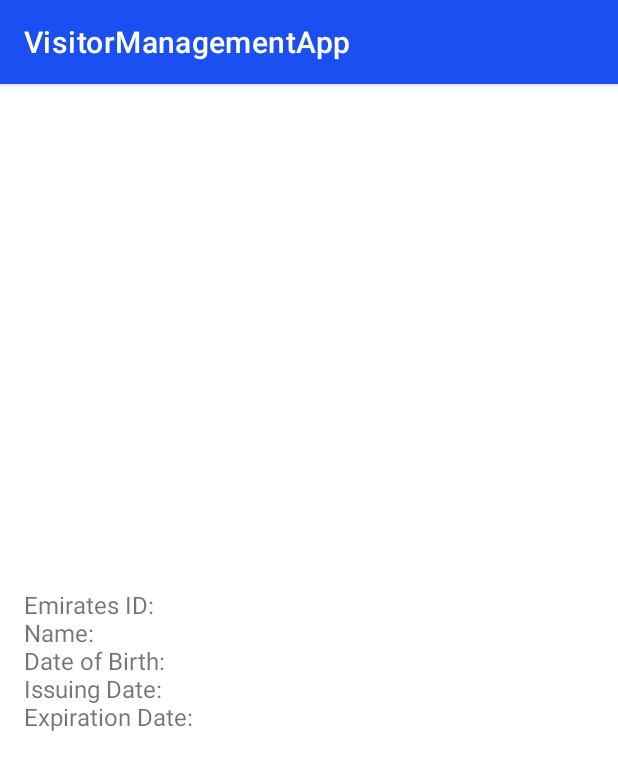
After one commit to chnazim/VisitorManagementApp, an Android app: the DisplayDetail screen opened directly, with no data from a screen before it, on a phone screen of 412 x 824 dp. The commit adds this screen. Shown: the top 770 px of the screen. Run offline under Robolectric (Android 15) with nearby library versions, the phone set to English and light mode, and no system bars.

Commit message:
latest commit 11 nov 2024

```diff
--- /dev/null
+++ b/app/src/main/java/com/bennellin/app/visitormanagementapp/activity/DisplayDetail.kt
@@ -0,0 +1,128 @@
+package com.bennellin.app.visitormanagementapp.activity
+
+import android.os.Bundle
+import android.util.Log
+import androidx.activity.enableEdgeToEdge
+import androidx.appcompat.app.AppCompatActivity
+import androidx.core.view.ViewCompat
+import androidx.core.view.WindowInsetsCompat
+import com.bennellin.app.visitormanagementapp.R
+import com.bennellin.app.visitormanagementapp.databinding.ActivityDisplayDetailBinding
+
+class DisplayDetail : AppCompatActivity() {
+
+    private lateinit var binding: ActivityDisplayDetailBinding
+    override fun onCreate(savedInstanceState: Bundle?) {
+        super.onCreate(savedInstanceState)
+        binding = ActivityDisplayDetailBinding.inflate(layoutInflater)
+        setContentView(binding.root)
+        enableEdgeToEdge()
+//        setContentView(R.layout.activity_display_detail)
+        ViewCompat.setOnApplyWindowInsetsListener(findViewById(R.id.main)) { v, insets ->
+            val systemBars = insets.getInsets(WindowInsetsCompat.Type.systemBars())
+            v.setPadding(systemBars.left, systemBars.top, systemBars.right, systemBars.bottom)
+            insets
+        }
+
+
+        val recognizedText = intent.getStringExtra("recognized_text") ?: ""
+        val linesList: List<String> =
+            recognizedText.split("\n").map { it.trim() }.filter { it.isNotEmpty() }
+
+        binding.textViewRecognizedData.text = extractEmiratesIdDetails(linesList)
+    }
+
+
+
+    private fun extractEmiratesIdDetails(lines: List<String>): String {
+        var emiratesId = ""
+        var name = ""
+        var dateOfBirth = ""
+        var issuingDate = ""
+        var expirationDate = ""
+
+        // Regex for extracting Emirates ID (adjusted for more flexibility)
+        val idRegex = Regex("\\d{3}-\\d{4}-\\d{6}-\\d{1}")
+        // Regex for extracting dates (dd/MM/yyyy)
+        val dateRegex = Regex("\\d{2}/\\d{2}/\\d{4}")
+
+        // Log the recognized lines for debugging
+        Log.d("RecognizedTextLines", lines.joinToString("\n"))
+
+        // Iterate through each line
+        for (i in lines.indices) {
+            val line = lines[i].trim() // Trim whitespace from each line
+
+            Log.d("LineBeingProcessed", line) // Log each line being processed
+
+            // Extract Emirates ID
+            if (idRegex.containsMatchIn(line)) {
+                emiratesId = idRegex.find(line)?.value ?: ""
+                Log.d("ExtractedEmiratesID", emiratesId) // Log the extracted ID
+            }
+
+            // Extract Name
+            if (line.startsWith("Name:", ignoreCase = true)) {
+                name = line.substringAfter("Name:").trim().takeIf { it.isNotEmpty() } ?: ""
+                Log.d("ExtractedName", name) // Log the extracted name
+            }
+
+            // Extract Date of Birth
+            if (line.startsWith("Date of Birth:", ignoreCase = true)) {
+                dateOfBirth = line.substringAfter("Date of Birth:").trim().takeIf { it.isNotEmpty() } ?: ""
+                Log.d("ExtractedDateOfBirth", dateOfBirth) // Log the extracted date of birth
+            } else if (dateOfBirth.isEmpty() && dateRegex.containsMatchIn(line)) {
+                dateOfBirth = dateRegex.find(line)?.value ?: ""
+                Log.d("ExtractedDateOfBirthFromPattern", dateOfBirth)
+            }
+
+            // Extract Issuing Date
+            if (line.startsWith("Issuing Date", ignoreCase = true)) {
+                issuingDate = line.substringAfter("Issuing Date").trim().takeIf { it.isNotEmpty() } ?: ""
+                Log.d("ExtractedIssuingDate", issuingDate) // Log the extracted issuing date
+            } else if (issuingDate.isEmpty() && dateRegex.containsMatchIn(line)) {
+                issuingDate = dateRegex.find(line)?.value ?: ""
+                Log.d("ExtractedIssuingDateFromPattern", issuingDate)
+            }
+
+            // Extract Expiration Date
+            if (line.startsWith("Expiry Date", ignoreCase = true)) {
+                expirationDate = line.substringAfter("Expiry Date").trim().takeIf { it.isNotEmpty() } ?: ""
+                Log.d("ExtractedExpirationDate", expirationDate) // Log the extracted expiration date
+            } else if (expirationDate.isEmpty() && dateRegex.containsMatchIn(line)) {
+                expirationDate = dateRegex.find(line)?.value ?: ""
+                Log.d("ExtractedExpirationDateFromPattern", expirationDate)
+            }
+
+            // Handling multiline cases for ID Number and Date of Birth
+            if (emiratesId.isEmpty() && line.contains("ID Number", ignoreCase = true)) {
+                emiratesId = lines.getOrNull(i + 1)?.trim() ?: ""
+                Log.d("ExtractedEmiratesIDFromNextLine", emiratesId) // Log the extracted ID from next line
+            }
+
+            // If Date of Birth is not found yet, check for the next line
+            if (dateOfBirth.isEmpty() && line.contains("Date of Birth", ignoreCase = true)) {
+                dateOfBirth = lines.getOrNull(i + 1)?.trim() ?: ""
+                Log.d("ExtractedDateOfBirthFromNextLine", dateOfBirth) // Log the extracted date of birth from next line
+            }
+        }
+
+        // Final log of all extracted details
+        Log.d("EmiratesIDDetails", "Emirates ID: $emiratesId")
+        Log.d("EmiratesIDDetails", "Name: $name")
+        Log.d("EmiratesIDDetails", "Date of Birth: $dateOfBirth")
+        Log.d("EmiratesIDDetails", "Issuing Date: $issuingDate")
+        Log.d("EmiratesIDDetails", "Expiration Date: $expirationDate")
+
+        return """
+        Emirates ID: $emiratesId
+        Name: $name
+        Date of Birth: $dateOfBirth
+        Issuing Date: $issuingDate
+        Expiration Date: $expirationDate
+    """.trimIndent()
+    }
+
+
+
+}
--- /dev/null
+++ b/app/src/main/res/layout/activity_display_detail.xml
@@ -0,0 +1,21 @@
+<?xml version="1.0" encoding="utf-8"?>
+<androidx.constraintlayout.widget.ConstraintLayout xmlns:android="http://schemas.android.com/apk/res/android"
+    xmlns:app="http://schemas.android.com/apk/res-auto"
+    xmlns:tools="http://schemas.android.com/tools"
+    android:id="@+id/main"
+    android:layout_width="match_parent"
+    android:layout_height="match_parent"
+    tools:context=".activity.DisplayDetail">
+
+    <TextView
+        android:id="@+id/textViewRecognizedData"
+        android:layout_width="0dp"
+        android:layout_height="wrap_content"
+        android:padding="16dp"
+        android:textSize="16sp"
+        app:layout_constraintTop_toTopOf="parent"
+        app:layout_constraintBottom_toBottomOf="parent"
+        app:layout_constraintStart_toStartOf="parent"
+        app:layout_constraintEnd_toEndOf="parent" />
+
+</androidx.constraintlayout.widget.ConstraintLayout>
```
Also changed, not shown: app/build.gradle.kts (+10 -3 lines), app/src/main/AndroidManifest.xml (+11 -0 lines), app/src/main/java/com/bennellin/app/visitormanagementapp/activity/ScanWithMRZ.kt (added, +234 -0 lines), app/src/main/java/com/bennellin/app/visitormanagementapp/adapters/GateAdapter.kt (+9 -2 lines), app/src/main/res/layout/activity_scan_with_mrz.xml (added, +28 -0 lines).
